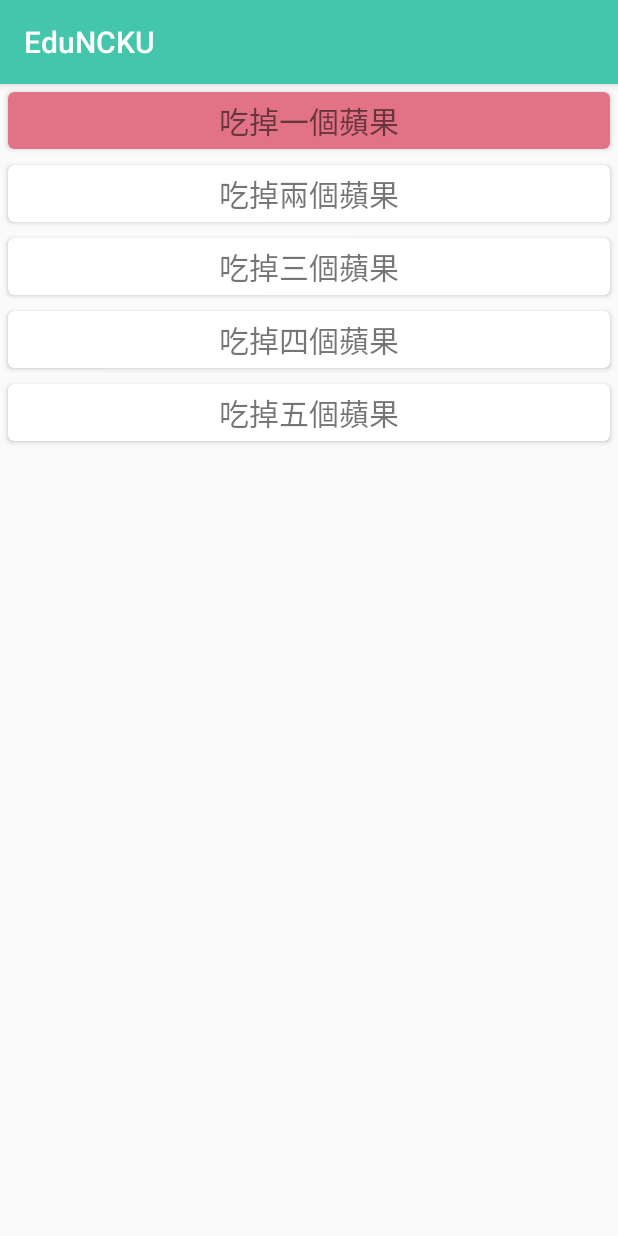
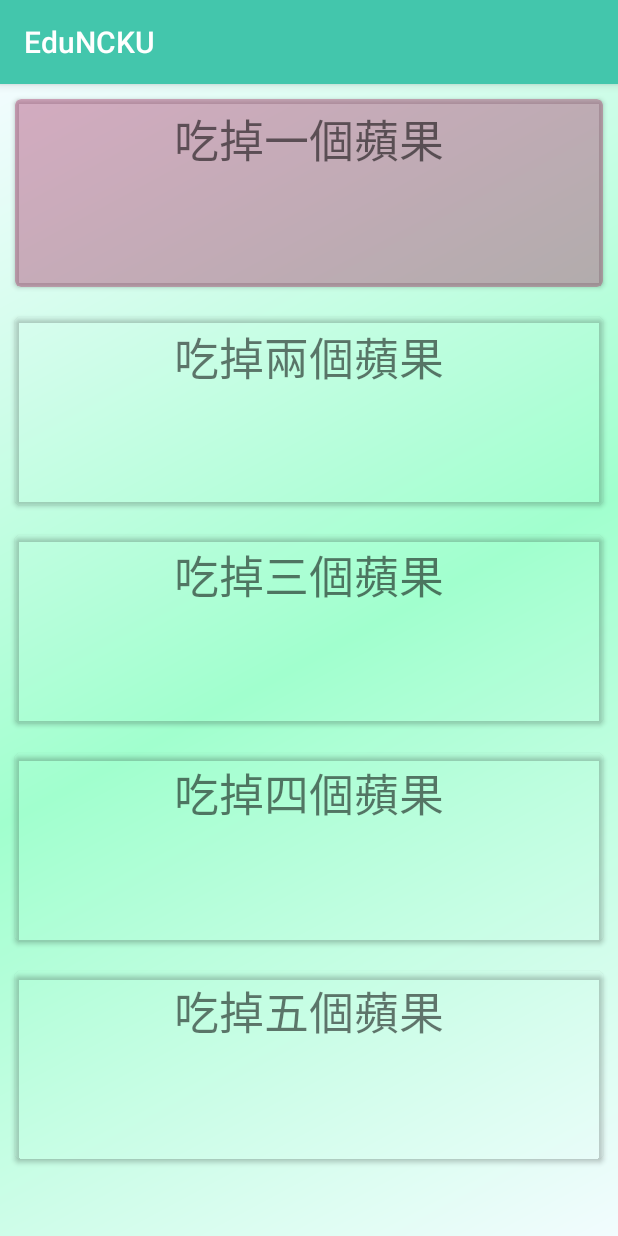
Before and after one commit to iGem-NCKU-Tainan/EduNCKU, an Android app: the Achievement screen opened directly, with no data from a screen before it, after a tap on "吃掉一個蘋果", on a phone screen of 412 x 824 dp. Run offline under Robolectric (Android 15) with nearby library versions, the phone set to English and light mode, and no system bars.

Commit message:
[UPDATE] Design the style of Achievement System
Signed-off-by: HsinWei <vivi5377@gmail.com>

```diff
--- a/app/src/main/java/tw/edu/ncku/igem/eduncku/Achievement.java
+++ b/app/src/main/java/tw/edu/ncku/igem/eduncku/Achievement.java
@@ -51,7 +51,7 @@ public class Achievement extends AppCompatActivity {
                 v.setOnClickListener(new View.OnClickListener() {
                     @Override
                     public void onClick(View v) {
-                        mCardView.setCardBackgroundColor(Color.parseColor("#E27386"));
+                        mCardView.setCardBackgroundColor(Color.parseColor("#64a52c62"));
                     }
                 });
             }
@@ -73,7 +73,7 @@ public class Achievement extends AppCompatActivity {
         public void onBindViewHolder(ViewHolder holder, int position) {
                 holder.mTextView.setText(mData.get(position));
                 if(MainActivity.Achievement_array.get(position) == true) {
-                    holder.mCardView.setCardBackgroundColor(Color.parseColor("#B8F1CC"));
+                    holder.mCardView.setCardBackgroundColor(Color.parseColor("#642ca53a"));
                 }
 
         }
--- /dev/null
+++ b/app/src/main/res/drawable/cardview_background.xml
@@ -0,0 +1,10 @@
+<?xml version="1.0" encoding="utf-8"?>
+<shape
+    xmlns:android="http://schemas.android.com/apk/res/android"
+    android:shape="rectangle">
+    <gradient
+        android:startColor="#f2fcfe"
+        android:centerColor="#A1FFCE"
+        android:endColor="#f2fcfe"
+        android:angle="135"/>
+</shape>
--- a/app/src/main/res/layout/achievement.xml
+++ b/app/src/main/res/layout/achievement.xml
@@ -5,18 +5,18 @@
     android:id="@+id/card_view"
     android:layout_gravity="center"
     android:layout_width="match_parent"
-    android:layout_height="wrap_content"
+    android:layout_height="125dp"
     card_view:cardCornerRadius="4dp"
     android:layout_marginLeft="@dimen/cardViewMargin"
     android:layout_marginTop="@dimen/cardViewMargin"
     android:layout_marginBottom="@dimen/cardViewMargin"
     android:layout_marginRight="@dimen/cardViewMargin"
-    android:layout_margin="5dp"
+    card_view:cardBackgroundColor="@color/transparent"
     >
 
     <LinearLayout
         android:layout_width="match_parent"
-        android:layout_height="wrap_content"
+        android:layout_height="50dp"
         android:orientation="vertical">
 
         <!--<ImageView-->
@@ -30,7 +30,7 @@
             android:id="@+id/info_text"
             android:layout_width="match_parent"
             android:layout_height="match_parent"
-            android:textSize="20sp"
+            android:textSize="30sp"
             android:layout_margin="4dp"
             android:gravity="center"
             />
--- a/app/src/main/res/layout/activity_achievement.xml
+++ b/app/src/main/res/layout/activity_achievement.xml
@@ -3,11 +3,12 @@
     xmlns:android="http://schemas.android.com/apk/res/android"
     xmlns:tools="http://schemas.android.com/tools"
     android:layout_width="match_parent"
-    android:layout_height="match_parent">
+    android:layout_height="match_parent"
+    android:background="@drawable/cardview_background">
 
     <android.support.v7.widget.RecyclerView
         android:id="@+id/list_view"
         android:layout_width="match_parent"
-        android:layout_height="match_parent" />
+        android:layout_height="match_parent"/>
 
 </RelativeLayout>
--- a/app/src/main/res/values/colors.xml
+++ b/app/src/main/res/values/colors.xml
@@ -8,4 +8,6 @@
     <color name="qaButtonColor">#32fffcf9</color>
     <color name="transparent">#00000000</color>
     <color name="qaTextColor">#000428</color>
+    <color name="trueColor">#642ca53a</color>
+    <color name="falseColor">#64a52c62</color>
 </resources>
```
Also changed, not shown: app/src/main/res/drawable/medal.png (added).
